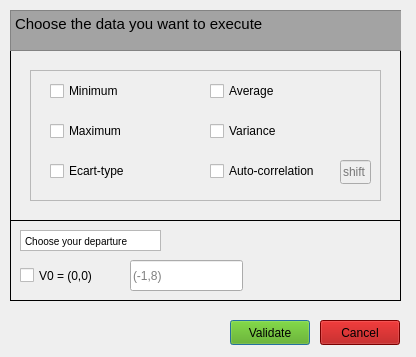
The window that Affichage/Forms/executewindow.ui (Samy206/Evaluation_vectorielle) describes before a commit, drawn with Qt 5.
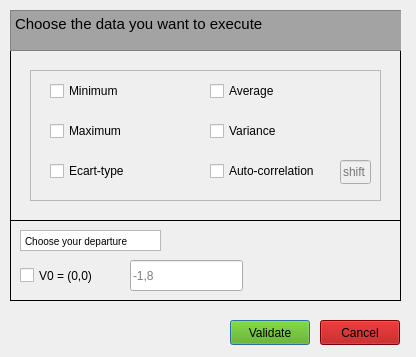
The same window after the commit.

Commit message:
Modif sur le choix du vecteur de départ
Ajout de securité sur la gestion des erreurs de saisie

Patch:
```diff
--- a/Affichage/Forms/executewindow.ui
+++ b/Affichage/Forms/executewindow.ui
@@ -1574,7 +1574,7 @@
      <string/>
     </property>
     <property name="placeholderText">
-     <string>(-1,8)</string>
+     <string>-1,8</string>
     </property>
     <property name="clearButtonEnabled">
      <bool>false</bool>
```
The commit also changes 2 other files.
